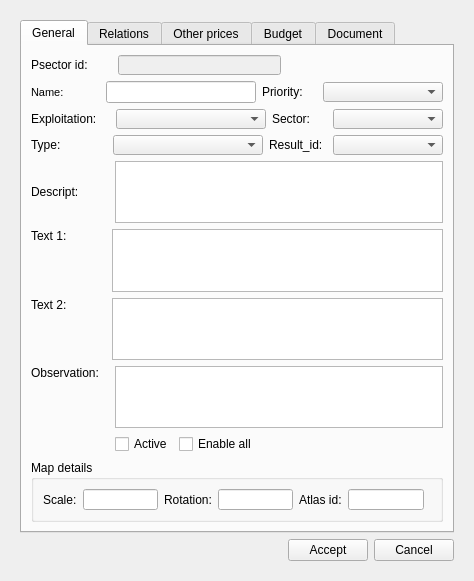
First picture: the form in ui/plan_psector.ui, repository Giswater/giswater_qgis_plugin, before the edit.
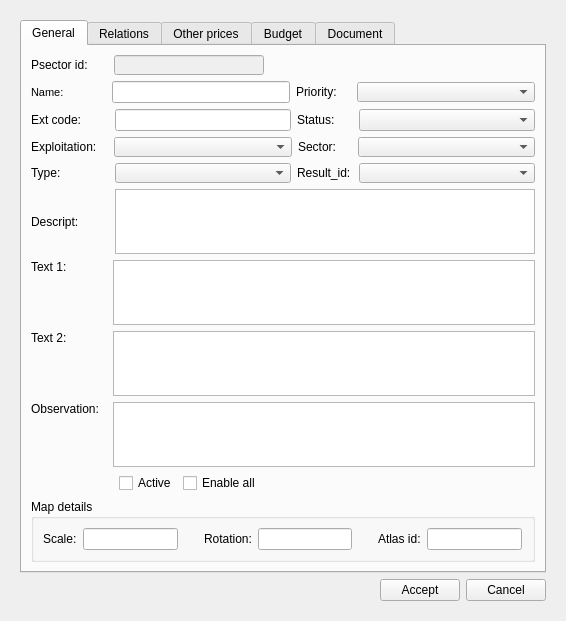
Second picture: the form after the edit. Icons and pictures are not drawn.

Diff of the .ui file:
```diff
--- a/ui/plan_psector.ui
+++ b/ui/plan_psector.ui
@@ -6,8 +6,8 @@
    <rect>
     <x>0</x>
     <y>0</y>
-    <width>474</width>
-    <height>581</height>
+    <width>566</width>
+    <height>621</height>
    </rect>
   </property>
   <property name="sizePolicy">
@@ -70,7 +70,7 @@
               </property>
               <property name="sizeHint" stdset="0">
                <size>
-                <width>24</width>
+                <width>20</width>
                 <height>20</height>
                </size>
               </property>
@@ -82,7 +82,7 @@
                <bool>false</bool>
               </property>
               <property name="sizePolicy">
-               <sizepolicy hsizetype="Expanding" vsizetype="Preferred">
+               <sizepolicy hsizetype="Preferred" vsizetype="Preferred">
                 <horstretch>0</horstretch>
                 <verstretch>0</verstretch>
                </sizepolicy>
@@ -111,7 +111,7 @@
               </property>
               <property name="sizeHint" stdset="0">
                <size>
-                <width>35</width>
+                <width>45</width>
                 <height>20</height>
                </size>
               </property>
@@ -175,7 +175,7 @@
               </property>
               <property name="sizeHint" stdset="0">
                <size>
-                <width>36</width>
+                <width>42</width>
                 <height>20</height>
                </size>
               </property>
@@ -232,6 +232,69 @@
             </item>
            </layout>
           </item>
+          <item>
+           <layout class="QHBoxLayout" name="horizontalLayout_4">
+            <item>
+             <widget class="QLabel" name="label_ext_code">
+              <property name="text">
+               <string>Ext code:</string>
+              </property>
+             </widget>
+            </item>
+            <item>
+             <spacer name="horizontalSpacer_27">
+              <property name="orientation">
+               <enum>Qt::Horizontal</enum>
+              </property>
+              <property name="sizeType">
+               <enum>QSizePolicy::Fixed</enum>
+              </property>
+              <property name="sizeHint" stdset="0">
+               <size>
+                <width>28</width>
+                <height>20</height>
+               </size>
+              </property>
+             </spacer>
+            </item>
+            <item>
+             <widget class="QLineEdit" name="ext_code"/>
+            </item>
+            <item>
+             <widget class="QLabel" name="label_status">
+              <property name="text">
+               <string>Status:</string>
+              </property>
+             </widget>
+            </item>
+            <item>
+             <spacer name="horizontalSpacer_28">
+              <property name="orientation">
+               <enum>Qt::Horizontal</enum>
+              </property>
+              <property name="sizeType">
+               <enum>QSizePolicy::Fixed</enum>
+              </property>
+              <property name="sizeHint" stdset="0">
+               <size>
+                <width>18</width>
+                <height>20</height>
+               </size>
+              </property>
+             </spacer>
+            </item>
+            <item>
+             <widget class="QComboBox" name="status">
+              <property name="sizePolicy">
+               <sizepolicy hsizetype="Expanding" vsizetype="Preferred">
+                <horstretch>0</horstretch>
+                <verstretch>0</verstretch>
+               </sizepolicy>
+              </property>
+             </widget>
+            </item>
+           </layout>
+          </item>
           <item>
            <layout class="QHBoxLayout" name="horizontalLayout_3">
             <item>
@@ -251,7 +314,7 @@
               </property>
               <property name="sizeHint" stdset="0">
                <size>
-                <width>13</width>
+                <width>11</width>
                 <height>20</height>
                </size>
               </property>
@@ -296,7 +359,7 @@
               </property>
               <property name="sizeHint" stdset="0">
                <size>
-                <width>17</width>
+                <width>16</width>
                 <height>20</height>
                </size>
               </property>
@@ -339,7 +402,7 @@
               </property>
               <property name="sizeHint" stdset="0">
                <size>
-                <width>46</width>
+                <width>48</width>
                 <height>20</height>
                </size>
               </property>
@@ -384,7 +447,7 @@
               </property>
               <property name="sizeHint" stdset="0">
                <size>
-                <width>4</width>
+                <width>2</width>
                 <height>20</height>
                </size>
               </property>
@@ -485,7 +548,7 @@
               </property>
               <property name="sizeHint" stdset="0">
                <size>
-                <width>39</width>
+                <width>40</width>
                 <height>20</height>
                </size>
               </property>
@@ -531,7 +594,7 @@
               </property>
               <property name="sizeHint" stdset="0">
                <size>
-                <width>39</width>
+                <width>40</width>
                 <height>20</height>
                </size>
               </property>
@@ -577,7 +640,7 @@
               </property>
               <property name="sizeHint" stdset="0">
                <size>
-                <width>10</width>
+                <width>8</width>
                 <height>20</height>
                </size>
               </property>
@@ -613,7 +676,7 @@
               </property>
               <property name="sizeHint" stdset="0">
                <size>
-                <width>84</width>
+                <width>88</width>
                 <height>20</height>
                </size>
               </property>
@@ -653,7 +716,9 @@
             <property name="title">
              <string>Map details</string>
             </property>
-            <layout class="QHBoxLayout" name="horizontalLayout_8">
+            <layout class="QGridLayout" name="gridLayout_4">
+             <item row="0" column="0">
+              <layout class="QHBoxLayout" name="horizontalLayout_28">
              <item>
               <widget class="QLabel" name="label_scale_3">
                <property name="text">
@@ -671,6 +736,22 @@
                </property>
               </widget>
              </item>
+               <item>
+                <spacer name="horizontalSpacer_29">
+                 <property name="orientation">
+                  <enum>Qt::Horizontal</enum>
+                 </property>
+                 <property name="sizeType">
+                  <enum>QSizePolicy::Fixed</enum>
+                 </property>
+                 <property name="sizeHint" stdset="0">
+                  <size>
+                   <width>20</width>
+                   <height>20</height>
+                  </size>
+                 </property>
+                </spacer>
+               </item>
              <item>
               <widget class="QLabel" name="label_rotation_3">
                <property name="text">
@@ -688,6 +769,22 @@
                </property>
               </widget>
              </item>
+               <item>
+                <spacer name="horizontalSpacer_30">
+                 <property name="orientation">
+                  <enum>Qt::Horizontal</enum>
+                 </property>
+                 <property name="sizeType">
+                  <enum>QSizePolicy::Fixed</enum>
+                 </property>
+                 <property name="sizeHint" stdset="0">
+                  <size>
+                   <width>20</width>
+                   <height>20</height>
+                  </size>
+                 </property>
+                </spacer>
+               </item>
              <item>
               <widget class="QLabel" name="label_atlas_id">
                <property name="text">
@@ -705,7 +802,9 @@
                </property>
               </widget>
              </item>
-             <item>
+              </layout>
+             </item>
+             <item row="0" column="1">
               <spacer name="horizontalSpacer_14">
                <property name="orientation">
                 <enum>Qt::Horizontal</enum>
```
Left out of the diff: 37 changed lines with no effect on the pictures. Lines whose indentation alone changed are shown as unchanged.
